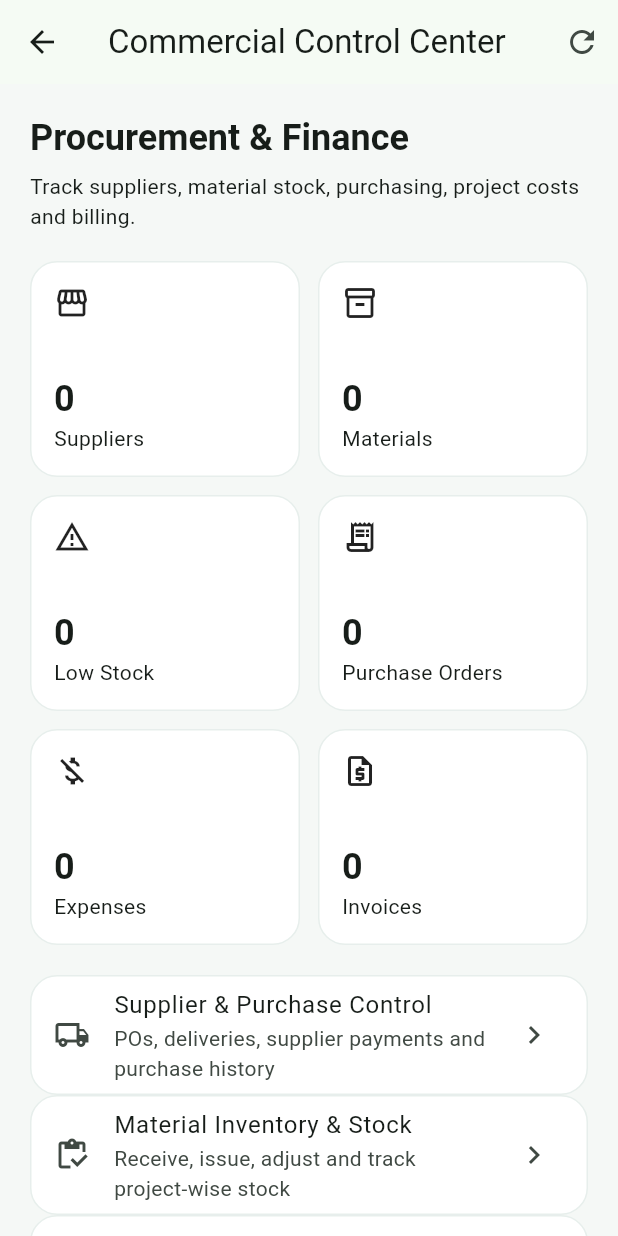
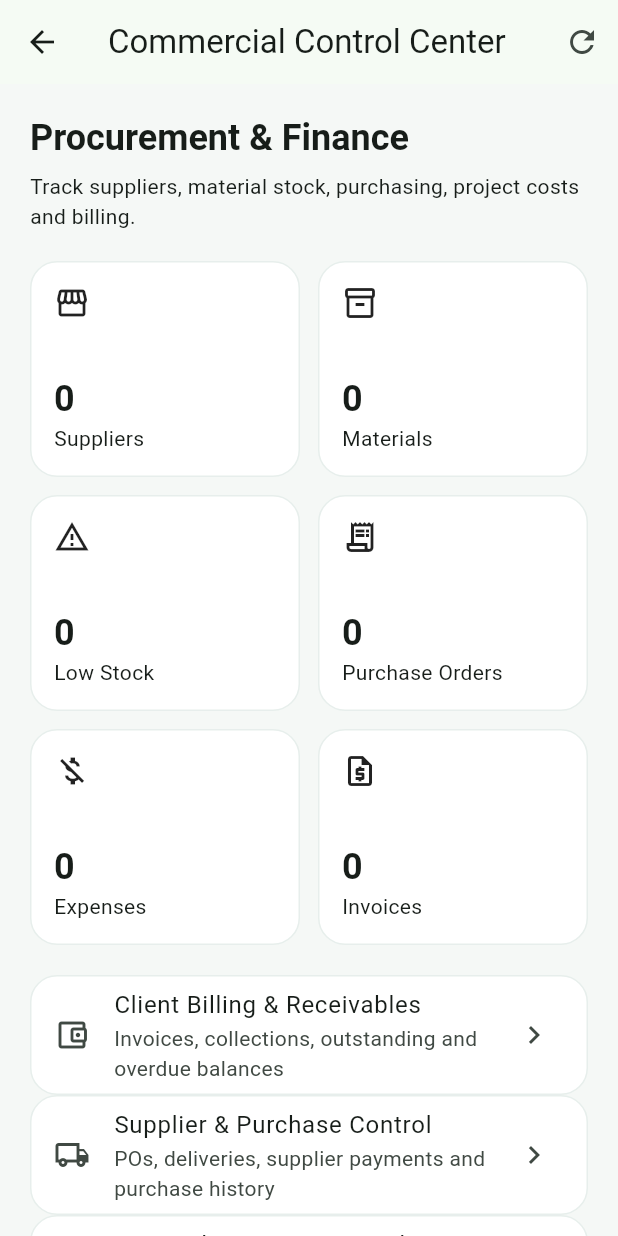
Before and after one commit to choudrymnouman-cell/Choudhary-Sons, a Flutter app: the CommercialDashboard screen opened directly with empty values, on a phone screen of 412 x 824 dp. Run offline on Flutter 3.47's test engine with Material 3 defaults, Android fonts, the phone set to English and light mode, and no system bars; our stand-ins replace file_picker, supabase_flutter; accounts and stored records are empty.

Commit message:
feat: connect client receivables dashboard

```diff
--- a/mobile/lib/screens/commercial_dashboard.dart
+++ b/mobile/lib/screens/commercial_dashboard.dart
@@ -1,27 +1,15 @@
 import 'package:flutter/material.dart';
-
 import '../services/api_service.dart';
 import 'boq_management_screen.dart';
+import 'client_receivables_screen.dart';
 import 'material_stock_screen.dart';
 import 'operations_create_forms.dart';
 import 'project_financial_screen.dart';
 import 'supplier_purchase_screen.dart';
-
-class CommercialDashboard extends StatefulWidget {
-  const CommercialDashboard({super.key, required this.session});
-  final AuthSession session;
-  @override State<CommercialDashboard> createState() => _CommercialDashboardState();
+class CommercialDashboard extends StatefulWidget{const CommercialDashboard({super.key,required this.session});final AuthSession session;@override State<CommercialDashboard> createState()=>_State();}
+class _State extends State<CommercialDashboard>{final api=ApiService();bool loading=true;String? error;int suppliers=0,materials=0,lowStock=0,purchaseOrders=0,expenses=0,invoices=0;@override void initState(){super.initState();load();}Future<void> load()async{setState((){loading=true;error=null;});try{final r=await Future.wait([api.suppliers(widget.session.token),api.materials(widget.session.token),api.lowStockMaterials(widget.session.token),api.purchaseOrders(widget.session.token),api.expenses(widget.session.token),api.invoices(widget.session.token)]);if(!mounted)return;setState((){suppliers=r[0].length;materials=r[1].length;lowStock=r[2].length;purchaseOrders=r[3].length;expenses=r[4].length;invoices=r[5].length;});}catch(e){if(mounted)setState(()=>error=e.toString().replaceFirst('Exception: ',''));}finally{if(mounted)setState(()=>loading=false);}}Future<void> open(String type)async{final changed=await Navigator.of(context).push<bool>(MaterialPageRoute(builder:(_)=>OperationsCreateScreen(session:widget.session,type:type)));if(changed==true)load();}void push(Widget s)=>Navigator.of(context).push(MaterialPageRoute(builder:(_)=>s));
+@override Widget build(BuildContext context)=>Scaffold(appBar:AppBar(title:const Text('Commercial Control Center'),actions:[IconButton(onPressed:load,icon:const Icon(Icons.refresh))]),body:loading?const Center(child:CircularProgressIndicator()):RefreshIndicator(onRefresh:load,child:ListView(padding:const EdgeInsets.all(20),children:[Text('Procurement & Finance',style:Theme.of(context).textTheme.headlineSmall?.copyWith(fontWeight:FontWeight.bold)),const SizedBox(height:6),const Text('Track suppliers, material stock, purchasing, project costs and billing.'),if(error!=null)...[const SizedBox(height:12),Text(error!,style:TextStyle(color:Theme.of(context).colorScheme.error))],const SizedBox(height:20),GridView.count(shrinkWrap:true,physics:const NeverScrollableScrollPhysics(),crossAxisCount:2,crossAxisSpacing:12,mainAxisSpacing:12,childAspectRatio:1.25,children:[_Metric(Icons.storefront_outlined,'Suppliers',suppliers),_Metric(Icons.inventory_2_outlined,'Materials',materials),_Metric(Icons.warning_amber_outlined,'Low Stock',lowStock),_Metric(Icons.receipt_long_outlined,'Purchase Orders',purchaseOrders),_Metric(Icons.money_off_outlined,'Expenses',expenses),_Metric(Icons.request_quote_outlined,'Invoices',invoices)]),const SizedBox(height:20),
+_Action(Icons.account_balance_wallet_outlined,'Client Billing & Receivables','Invoices, collections, outstanding and overdue balances',()=>push(ClientReceivablesScreen(session:widget.session))),_Action(Icons.local_shipping_outlined,'Supplier & Purchase Control','POs, deliveries, supplier payments and purchase history',()=>push(SupplierPurchaseScreen(session:widget.session))),_Action(Icons.inventory_outlined,'Material Inventory & Stock','Receive, issue, adjust and track project-wise stock',()=>push(MaterialStockScreen(session:widget.session))),_Action(Icons.storefront_outlined,'Add Supplier','Register a supplier or vendor',()=>open('Supplier')),_Action(Icons.inventory_2_outlined,'Add Material','Create stock item and reorder level',()=>open('Material')),_Action(Icons.shopping_cart_checkout_outlined,'Create Purchase Order','Create supplier purchase order',()=>open('Purchase Order')),_Action(Icons.payments_outlined,'Record Project Expense','Labour, material, fuel and site expense',()=>open('Expense')),_Action(Icons.request_quote_outlined,'Create Client Invoice','Billing and receivables',()=>open('Invoice')),_Action(Icons.calculate_outlined,'BOQ Management','Quantities, unit rates, executed work and remaining value',()=>push(BoqManagementScreen(session:widget.session))),_Action(Icons.trending_up_outlined,'Project Financial Control','Contract value, cost, billing, collections and estimated profit',()=>push(ProjectFinancialScreen(session:widget.session)))])));
 }
-class _CommercialDashboardState extends State<CommercialDashboard> {
-  final _api=ApiService(); bool _loading=true; String? _error; int suppliers=0,materials=0,lowStock=0,purchaseOrders=0,expenses=0,invoices=0;
-  @override void initState(){super.initState();_load();}
-  Future<void> _load()async{setState((){_loading=true;_error=null;});try{final r=await Future.wait([_api.suppliers(widget.session.token),_api.materials(widget.session.token),_api.lowStockMaterials(widget.session.token),_api.purchaseOrders(widget.session.token),_api.expenses(widget.session.token),_api.invoices(widget.session.token)]);if(!mounted)return;setState((){suppliers=r[0].length;materials=r[1].length;lowStock=r[2].length;purchaseOrders=r[3].length;expenses=r[4].length;invoices=r[5].length;});}catch(e){if(mounted)setState(()=>_error=e.toString().replaceFirst('Exception: ',''));}finally{if(mounted)setState(()=>_loading=false);}}
-  Future<void> _open(String type)async{final changed=await Navigator.of(context).push<bool>(MaterialPageRoute(builder:(_)=>OperationsCreateScreen(session:widget.session,type:type)));if(changed==true)_load();}
-  void _push(Widget screen)=>Navigator.of(context).push(MaterialPageRoute(builder:(_)=>screen));
-  @override Widget build(BuildContext context)=>Scaffold(appBar:AppBar(title:const Text('Commercial Control Center'),actions:[IconButton(onPressed:_load,icon:const Icon(Icons.refresh))]),body:_loading?const Center(child:CircularProgressIndicator()):RefreshIndicator(onRefresh:_load,child:ListView(padding:const EdgeInsets.all(20),children:[Text('Procurement & Finance',style:Theme.of(context).textTheme.headlineSmall?.copyWith(fontWeight:FontWeight.bold)),const SizedBox(height:6),const Text('Track suppliers, material stock, purchasing, project costs and billing.'),if(_error!=null)...[const SizedBox(height:12),Text(_error!,style:TextStyle(color:Theme.of(context).colorScheme.error))],const SizedBox(height:20),GridView.count(shrinkWrap:true,physics:const NeverScrollableScrollPhysics(),crossAxisCount:2,crossAxisSpacing:12,mainAxisSpacing:12,childAspectRatio:1.25,children:[_MetricCard(icon:Icons.storefront_outlined,label:'Suppliers',value:suppliers),_MetricCard(icon:Icons.inventory_2_outlined,label:'Materials',value:materials),_MetricCard(icon:Icons.warning_amber_outlined,label:'Low Stock',value:lowStock),_MetricCard(icon:Icons.receipt_long_outlined,label:'Purchase Orders',value:purchaseOrders),_MetricCard(icon:Icons.money_off_outlined,label:'Expenses',value:expenses),_MetricCard(icon:Icons.request_quote_outlined,label:'Invoices',value:invoices)]),const SizedBox(height:20),
-  _ActionTile(icon:Icons.local_shipping_outlined,title:'Supplier & Purchase Control',subtitle:'POs, deliveries, supplier payments and purchase history',onTap:()=>_push(SupplierPurchaseScreen(session:widget.session))),
-  _ActionTile(icon:Icons.inventory_outlined,title:'Material Inventory & Stock',subtitle:'Receive, issue, adjust and track project-wise stock',onTap:()=>_push(MaterialStockScreen(session:widget.session))),
-  _ActionTile(icon:Icons.storefront_outlined,title:'Add Supplier',subtitle:'Register a supplier or vendor',onTap:()=>_open('Supplier')),_ActionTile(icon:Icons.inventory_2_outlined,title:'Add Material',subtitle:'Create stock item and reorder level',onTap:()=>_open('Material')),_ActionTile(icon:Icons.shopping_cart_checkout_outlined,title:'Create Purchase Order',subtitle:'Create supplier purchase order',onTap:()=>_open('Purchase Order')),_ActionTile(icon:Icons.payments_outlined,title:'Record Project Expense',subtitle:'Labour, material, fuel and site expense',onTap:()=>_open('Expense')),_ActionTile(icon:Icons.request_quote_outlined,title:'Create Client Invoice',subtitle:'Billing and receivables',onTap:()=>_open('Invoice')),_ActionTile(icon:Icons.calculate_outlined,title:'BOQ Management',subtitle:'Quantities, unit rates, executed work and remaining value',onTap:()=>_push(BoqManagementScreen(session:widget.session))),_ActionTile(icon:Icons.trending_up_outlined,title:'Project Financial Control',subtitle:'Contract value, cost, billing, collections and estimated profit',onTap:()=>_push(ProjectFinancialScreen(session:widget.session)))])));
-}
-class _MetricCard extends StatelessWidget{const _MetricCard({required this.icon,required this.label,required this.value});final IconData icon;final String label;final int value;@override Widget build(BuildContext context)=>Card(child:Padding(padding:const EdgeInsets.all(16),child:Column(crossAxisAlignment:CrossAxisAlignment.start,children:[Icon(icon),const Spacer(),Text('$value',style:Theme.of(context).textTheme.headlineSmall?.copyWith(fontWeight:FontWeight.bold)),Text(label)])));}
-class _ActionTile extends StatelessWidget{const _ActionTile({required this.icon,required this.title,required this.subtitle,this.onTap});final IconData icon;final String title,subtitle;final VoidCallback? onTap;@override Widget build(BuildContext context)=>Card(child:ListTile(leading:Icon(icon),title:Text(title),subtitle:Text(subtitle),trailing:const Icon(Icons.chevron_right),onTap:onTap));}
+class _Metric extends StatelessWidget{const _Metric(this.icon,this.label,this.value);final IconData icon;final String label;final int value;@override Widget build(BuildContext c)=>Card(child:Padding(padding:const EdgeInsets.all(16),child:Column(crossAxisAlignment:CrossAxisAlignment.start,children:[Icon(icon),const Spacer(),Text('$value',style:Theme.of(c).textTheme.headlineSmall?.copyWith(fontWeight:FontWeight.bold)),Text(label)])));}
+class _Action extends StatelessWidget{const _Action(this.icon,this.title,this.subtitle,this.tap);final IconData icon;final String title,subtitle;final VoidCallback tap;@override Widget build(BuildContext c)=>Card(child:ListTile(leading:Icon(icon),title:Text(title),subtitle:Text(subtitle),trailing:const Icon(Icons.chevron_right),onTap:tap));}
```
